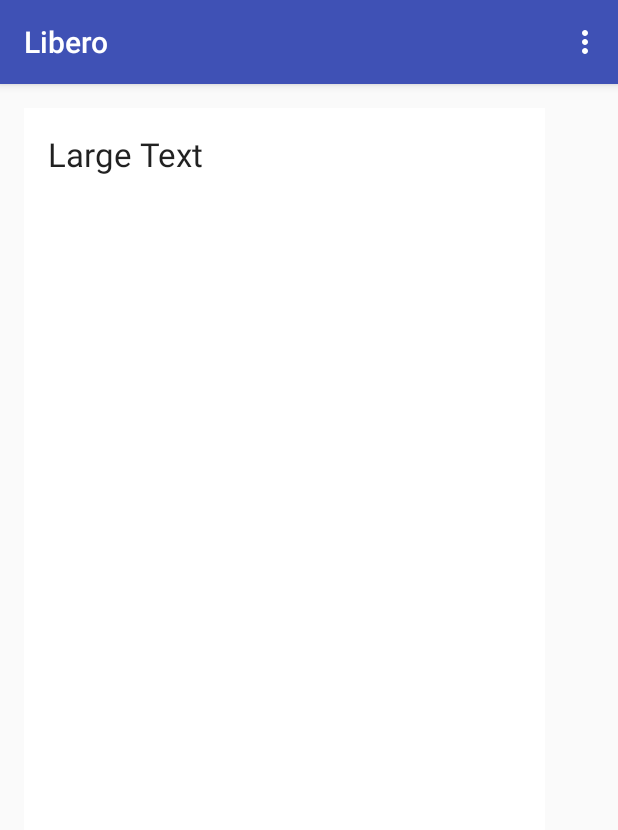
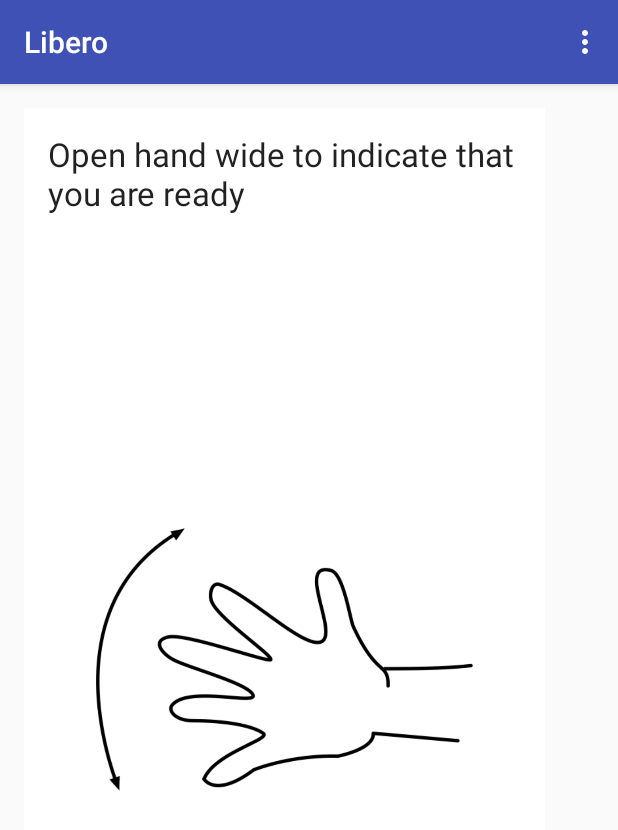
Before and after one commit to riehseun/Libero, an Android app: the screen it shows after launch (ApplicationActivity), after a tap on "GET STARTED", on a phone screen of 412 x 824 dp. Shown: the top 830 px of the screen. Run offline under Robolectric (Android 15) with nearby library versions, the phone set to English and light mode, and no system bars; libraries missing offline, so code that uses them is left out: com.thalmic.myo; 4 statements that could not run were skipped.

Commit message:
Merged changes

```diff
--- a/app/src/main/java/com/socialinnovators/libero/ApplicationActivity.java
+++ b/app/src/main/java/com/socialinnovators/libero/ApplicationActivity.java
@@ -1,17 +1,20 @@
 package com.socialinnovators.libero;
 
+import android.app.Activity;
 import android.content.Intent;
 import android.graphics.Color;
 import android.os.Bundle;
-import android.support.v7.app.AppCompatActivity;
 import android.util.Log;
 import android.view.Menu;
 import android.view.MenuInflater;
 import android.view.MenuItem;
-import android.view.View;
 import android.widget.TextView;
 import android.widget.Toast;
+import android.view.View;
+import android.os.CountDownTimer;
+import android.view.MotionEvent;
 import android.widget.ViewFlipper;
+import android.support.v7.app.AppCompatActivity;
 
 import com.thalmic.myo.AbstractDeviceListener;
 import com.thalmic.myo.Arm;
@@ -27,6 +30,7 @@ public class ApplicationActivity extends AppCompatActivity {
 
 
     private TextView mTextView;
+    private TextView minTimer;
     private ViewFlipper viewFlipper;
 
 
@@ -143,6 +147,7 @@ public class ApplicationActivity extends AppCompatActivity {
                     mTextView.setText(getString(R.string.pose_fingersspread));
                     myo.vibrate(Myo.VibrationType.LONG);
                     running = true;
+
                     break;
             }
 
@@ -167,7 +172,6 @@ public class ApplicationActivity extends AppCompatActivity {
         super.onCreate(savedInstanceState);
         setContentView(R.layout.applicationactivity);
         viewFlipper = (ViewFlipper) findViewById(R.id.viewflipper);
-
         mTextView = (TextView) findViewById(R.id.progressview);
 
         // First, we initialize the Hub singleton with an application identifier.
@@ -224,7 +228,7 @@ public class ApplicationActivity extends AppCompatActivity {
 
 
     public void GetStarted(View view) {
-            viewFlipper.showNext();
+        viewFlipper.showNext();
 
     }
 
@@ -234,5 +238,17 @@ public class ApplicationActivity extends AppCompatActivity {
 
     }
 
+    private void countdown() {
+        minTimer=(TextView)findViewById(R.id.minTimer);
 
+        new CountDownTimer(60000, 1000) {
+            public void onTick(long millisUntilFinished) {
+                minTimer.setText("Seconds remaining: " + millisUntilFinished / 1000);
+            }
+            public void onFinish() {
+                minTimer.setText("Done!");
+            }
+
+        }.start();
+    }
 }
--- a/app/src/main/res/layout/applicationactivity.xml
+++ b/app/src/main/res/layout/applicationactivity.xml
@@ -11,6 +11,10 @@
     android:translationZ="2dp"
     android:clickable="true">
 
+
+
+    android:layout_width="wrap_content"
+    android:layout_height="wrap_content"
 
     <ViewFlipper
         android:layout_width="347dp"
@@ -39,40 +43,16 @@
                 android:layout_gravity="center_horizontal|bottom"
                 android:elevation="6dp"
                 android:onClick="GetStarted"
-                android:background="#304FFE"
-                style="@style/MyButton" />
+                style="@style/MyButton"
+                android:background="#48d070" />
 
             <ImageView
-                android:layout_width="320dp"
-                android:layout_height="320dp"
-                android:paddingRight="32dp"
-                android:paddingTop="32dp"
+                android:layout_width="251dp"
+                android:layout_height="251dp"
                 android:id="@+id/imageView"
+                android:layout_gravity="center"
                 android:src="@drawable/logo" />
 
-
-        </FrameLayout>
-
-        <FrameLayout xmlns:android="http://schemas.android.com/apk/res/android"
-            xmlns:tools="http://schemas.android.com/tools"
-            android:layout_width="match_parent"
-            android:layout_height="match_parent"
-            android:paddingBottom="@dimen/activity_vertical_margin"
-            android:paddingLeft="@dimen/activity_horizontal_margin"
-            android:paddingRight="@dimen/activity_horizontal_margin"
-            android:paddingTop="@dimen/activity_vertical_margin"
-            tools:context="MainActivity"
-            android:translationZ="2dp"
-            android:clickable="true"
-            android:id="@+id/instruction">
-
-
-            <TextView
-                android:layout_width="wrap_content"
-                android:layout_height="wrap_content"
-                android:textAppearance="?android:attr/textAppearanceLarge"
-                android:text="Large Text"
-                android:id="@+id/instructionview" />
 
         </FrameLayout>
 
@@ -93,7 +73,41 @@
                 android:layout_width="wrap_content"
                 android:layout_height="wrap_content"
                 android:textAppearance="?android:attr/textAppearanceLarge"
-                android:text="Large Text"
+                android:text="Open hand wide to indicate that you are ready"
+                android:id="@+id/instructionview" />
+
+            <ImageView
+                android:layout_width="251dp"
+                android:layout_height="251dp"
+                android:id="@+id/imageView2"
+                android:layout_gravity="center"
+                android:src="@drawable/hand" />
+        </FrameLayout>
+
+        <FrameLayout xmlns:android="http://schemas.android.com/apk/res/android"
+            xmlns:tools="http://schemas.android.com/tools"
+            android:layout_width="match_parent"
+            android:layout_height="match_parent"
+            android:paddingBottom="@dimen/activity_vertical_margin"
+            android:paddingLeft="@dimen/activity_horizontal_margin"
+            android:paddingRight="@dimen/activity_horizontal_margin"
+            android:paddingTop="@dimen/activity_vertical_margin"
+            tools:context="MainActivity"
+            android:translationZ="2dp"
+            android:clickable="true">
+
+            <TextView
+                android:layout_width="wrap_content"
+                android:layout_height="wrap_content"
+                android:textAppearance="?android:attr/textAppearanceLarge"
+                android:text="Time starts now"
+                android:id="@+id/minTimer" />
+
+            <TextView
+                android:layout_width="wrap_content"
+                android:layout_height="wrap_content"
+                android:textAppearance="?android:attr/textAppearanceLarge"
+                android:text="Time starts now"
                 android:id="@+id/progressview" />
 
         </FrameLayout>
```
Also changed, not shown: app/src/main/res/drawable/hand.png (added).
